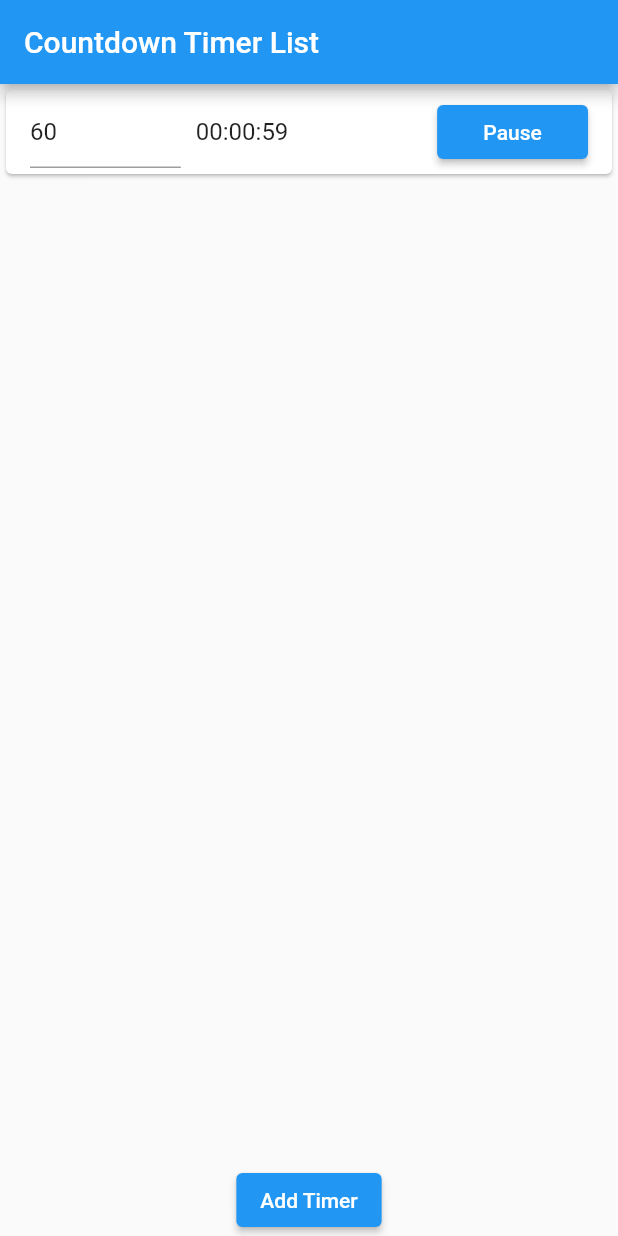
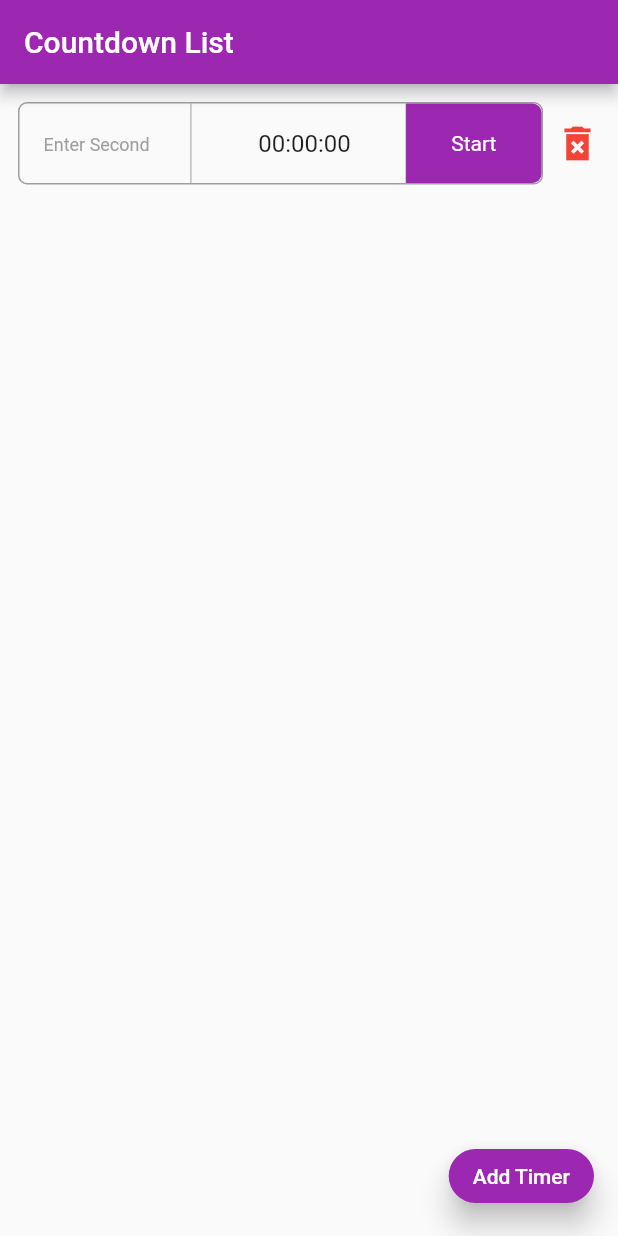
Before and after one commit to csaurabh9721/assignment_saurabh, a Flutter app: the screen it shows after launch, after a tap on "Add Timer", after a tap on "Start", on a phone screen of 412 x 824 dp. Run offline on Flutter 3.47's test engine with Material 2 defaults, Android fonts, the phone set to English and light mode, and no system bars; our stand-ins replace get.

Commit message:
create count down list

```diff
--- /dev/null
+++ b/lib/controllers/timerCounterControllers/timer_counter_controllers.dart
@@ -0,0 +1,17 @@
+import 'package:flutter/material.dart';
+import 'package:get/get.dart';
+
+import '../../models/timerCounterModel/timer_counter_model.dart';
+
+class TimerCounterController extends GetxController {
+  RxList<TimerData> timers = <TimerData>[].obs;
+
+  void addTimer() {
+   timers.add(TimerData(
+        controller: TextEditingController(),
+        isRunning: false.obs));
+  }
+  void removeTimer(int index) {
+    timers.removeAt(index);
+  }
+}
--- a/lib/main.dart
+++ b/lib/main.dart
@@ -1,16 +1,13 @@
-import 'dart:async';
+import 'package:flutter/material.dart';
+import 'package:flutter/services.dart';
+import 'package:get/get.dart';
 
-import 'package:flutter/material.dart';
+import 'ui/timeCounter/timer_counter.dart';
 
-void main() {
+void main() async {
+  WidgetsFlutterBinding.ensureInitialized();
+  SystemChrome.setPreferredOrientations([DeviceOrientation.portraitUp]);
   runApp(const MyApp());
-}
-
-class TimerData {
-  int seconds;
-  bool isRunning;
-
-  TimerData(this.seconds, this.isRunning);
 }
 
 class MyApp extends StatelessWidget {
@@ -18,174 +15,10 @@ class MyApp extends StatelessWidget {
 
   @override
   Widget build(BuildContext context) {
-    return MaterialApp(
-      title: 'Countdown Timer List',
-      theme: ThemeData(
-        primarySwatch: Colors.blue,
-      ),
-      home: const TimerListScreen(),
+    return  GetMaterialApp(
+      title: 'Countdown Timer',
+      debugShowCheckedModeBanner: false,
+      home: TimeCounter(),
     );
   }
 }
-
-class TimerListScreen extends StatefulWidget {
-  const TimerListScreen({super.key});
-
-  @override
-  State<TimerListScreen> createState() => _TimerListScreenState();
-}
-
-class _TimerListScreenState extends State<TimerListScreen> {
-  List<TimerData> timers = [];
-
-  @override
-  Widget build(BuildContext context) {
-    return Scaffold(
-      appBar: AppBar(
-        title: const Text('Countdown Timer List'),
-      ),
-      body: Column(
-        children: [
-          Expanded(
-            child: ListView.builder(
-              itemCount: timers.length,
-              itemBuilder: (context, index) {
-                return TimerListItem(
-                  timerData: timers[index],
-                  onStartPause: () {
-                    setState(() {
-                      timers[index].isRunning = !timers[index].isRunning;
-                    });
-                  },
-                  onTimeChanged: (int newTime) {
-                    setState(() {
-                      timers[index].seconds = newTime;
-                    });
-                  },
-                );
-              },
-            ),
-          ),
-          ElevatedButton(
-            onPressed: () {
-              setState(() {
-                timers.add(TimerData(60, false));
-              });
-            },
-            child: const Text('Add Timer'),
-          ),
-        ],
-      ),
-    );
-  }
-}
-
-class TimerListItem extends StatefulWidget {
-  final TimerData timerData;
-  final Function() onStartPause;
-  final Function(int) onTimeChanged;
-
-  TimerListItem({
-    required this.timerData,
-    required this.onStartPause,
-    required this.onTimeChanged,
-  });
-
-  @override
-  _TimerListItemState createState() => _TimerListItemState();
-}
-
-class _TimerListItemState extends State<TimerListItem> {
-  late int hours;
-  late int minutes;
-  late int seconds;
-  late bool isRunning;
-
-  late TextEditingController _controller;
-   Timer? _timer;
-
-  @override
-  void initState() {
-    super.initState();
-    _controller = TextEditingController();
-    hours = widget.timerData.seconds ~/ 3600;
-    minutes = (widget.timerData.seconds % 3600) ~/ 60;
-    seconds = widget.timerData.seconds % 60;
-    isRunning = widget.timerData.isRunning;
-    _controller.text = widget.timerData.seconds.toString();
-
-    _timer = Timer.periodic(Duration(seconds: 1), (timer) {
-      if (isRunning && widget.timerData.seconds > 0) {
-        setState(() {
-          widget.timerData.seconds--;
-          hours = widget.timerData.seconds ~/ 3600;
-          minutes = (widget.timerData.seconds % 3600) ~/ 60;
-          seconds = widget.timerData.seconds % 60;
-        });
-      }
-    });
-  }
-
-  void _updateTime() {
-    int newTime = hours * 3600 + minutes * 60 + seconds;
-    widget.onTimeChanged(newTime);
-  }
-
-  @override
-  Widget build(BuildContext context) {
-    return Card(
-      child: ListTile(
-        title: Row(
-          children: [
-            Expanded(
-              flex: 2,
-              child: TextField(
-                controller: _controller,
-                keyboardType: TextInputType.number,
-                onChanged: (value) {
-                  if (int.tryParse(value) != null) {
-                    setState(() {
-                      _controller.text = value;
-                      hours = int.parse(value) ~/ 3600;
-                      minutes = (int.parse(value) % 3600) ~/ 60;
-                      seconds = int.parse(value) % 60;
-                    });
-                    _updateTime();
-                  }
-                },
-              ),
-            ),
-            SizedBox(width: 10),
-            Expanded(
-              flex: 3,
-              child: Text(
-                '${hours.toString().padLeft(2, '0')}:${minutes.toString().padLeft(2, '0')}:${seconds.toString().padLeft(2, '0')}',
-                style: TextStyle(fontSize: 16),
-              ),
-            ),
-            SizedBox(width: 10),
-            Expanded(
-              flex: 2,
-              child: ElevatedButton(
-                onPressed: () {
-                  setState(() {
-                    isRunning = !isRunning;
-                  });
-                  widget.onStartPause();
-                },
-                child: Text(isRunning ? 'Pause' : 'Start'),
-              ),
-            ),
-          ],
-        ),
-      ),
-    );
-  }
-
-  @override
-  void dispose() {
-    _controller.dispose();
-    _timer!.cancel(); // Cancel the timer to avoid memory leaks
-    super.dispose();
-  }
-}
--- /dev/null
+++ b/lib/models/timerCounterModel/timer_counter_model.dart
@@ -0,0 +1,8 @@
+import 'package:flutter/cupertino.dart';
+import 'package:get/get.dart';
+
+class TimerData {
+  TextEditingController controller;
+  RxBool isRunning = false.obs;
+  TimerData({required this.controller, required this.isRunning});
+}
--- /dev/null
+++ b/lib/ui/timeCounter/timer_counter.dart
@@ -0,0 +1,60 @@
+import 'package:flutter/material.dart';
+import 'package:get/get.dart';
+import 'package:timer_test/ui/timeCounter/widgets/counter_list.dart';
+import '../../controllers/timerCounterControllers/timer_counter_controllers.dart';
+
+class TimeCounter extends StatelessWidget {
+  TimeCounter({super.key});
+
+  final TimerCounterController _timerCounterController =
+      Get.put(TimerCounterController());
+
+  @override
+  Widget build(BuildContext context) {
+    return Scaffold(
+      appBar: AppBar(
+        backgroundColor: Colors.purple,
+        title: const Text('Countdown List'),
+      ),
+      body: Obx(
+        () => _timerCounterController.timers.isNotEmpty
+            ? ListView.separated(
+                padding: const EdgeInsets.all(12),
+                physics: const BouncingScrollPhysics(),
+                itemCount: _timerCounterController.timers.length,
+                itemBuilder: (context, index) {
+                  return CounterList(
+                    index: index,
+                  );
+                },
+                separatorBuilder: (BuildContext context, int index) {
+                  return const SizedBox(
+                    height: 12,
+                  );
+                },
+              )
+            : const Center(
+                child: Text(
+                  'Please Add Timer',
+                  style: TextStyle(
+                    color: Colors.grey,
+                  ),
+                ),
+              ),
+      ),
+      floatingActionButton: ElevatedButton(
+        onPressed: _timerCounterController.addTimer,
+        style: ElevatedButton.styleFrom(
+          shape: RoundedRectangleBorder(
+            borderRadius:
+                BorderRadius.circular(25.0), // Adjust the radius as needed
+          ),
+          backgroundColor: Colors.purple,
+          elevation: 8,
+          shadowColor: Colors.black,
+        ),
+        child: const Text('Add Timer'),
+      ),
+    );
+  }
+}
--- /dev/null
+++ b/lib/ui/timeCounter/widgets/counter_list.dart
@@ -0,0 +1,179 @@
+import 'dart:async';
+import 'package:flutter/material.dart';
+import 'package:get/get.dart';
+import '../../../controllers/timerCounterControllers/timer_counter_controllers.dart';
+
+class CounterList extends StatefulWidget {
+  final int index;
+
+  const CounterList({
+    super.key,
+    required this.index,
+  });
+
+  @override
+  State<CounterList> createState() => _CounterListState();
+}
+
+class _CounterListState extends State<CounterList> {
+  final TimerCounterController _timerCounterController = Get.find();
+  RxInt hours = 0.obs;
+  RxInt minutes = 0.obs;
+  RxInt seconds = 0.obs;
+  Timer? _timer;
+  int inputSecond = 0;
+
+  @override
+  void dispose() {
+    if (_timer != null) {
+      _timer!.cancel();
+    }
+    super.dispose();
+  }
+
+  @override
+  Widget build(BuildContext context) {
+    return Obx(
+      () => Row(
+        children: [
+          Expanded(
+            child: Container(
+              height: 55,
+              padding: const EdgeInsets.only(left: 16),
+              decoration: BoxDecoration(
+                borderRadius: BorderRadius.circular(6),
+                border: Border.all(color: Colors.grey),
+              ),
+              child: Row(
+                children: [
+                  Expanded(
+                    flex: 2,
+                    child: TextField(
+                      controller: _timerCounterController
+                          .timers[widget.index].controller,
+                      keyboardType: TextInputType.number,
+                      onChanged: _onChange,
+                      decoration: const InputDecoration(
+                        border: InputBorder.none,
+                        hintText: "Enter Second",
+                        hintStyle: TextStyle(
+                          color: Colors.grey,
+                          fontSize: 12,
+                        ),
+                      ),
+                    ),
+                  ),
+                  const VerticalDivider(
+                    color: Colors.grey,
+                  ),
+                  Expanded(
+                    flex: 3,
+                    child: Center(
+                      child: Text(
+                        '${hours.toString().padLeft(2, '0')}:${minutes.toString().padLeft(2, '0')}:${seconds.toString().padLeft(2, '0')}',
+                        style: const TextStyle(fontSize: 16),
+                      ),
+                    ),
+                  ),
+                  const VerticalDivider(
+                    color: Colors.grey,
+                    width: 0,
+                  ),
+                  Expanded(
+                    flex: 2,
+                    child: InkWell(
+                      onTap: _startCountDown,
+                      child: Container(
+                        height: double.infinity,
+                        alignment: Alignment.center,
+                        decoration: const BoxDecoration(
+                          borderRadius: BorderRadius.only(
+                              topRight: Radius.circular(6),
+                              bottomRight: Radius.circular(6)),
+                          color: Colors.purple,
+                        ),
+                        child: Text(
+                          _timerCounterController
+                                  .timers[widget.index].isRunning.value
+                              ? 'Pause'
+                              : 'Start',
+                          style: const TextStyle(
+                            color: Colors.white,
+                          ),
+                        ),
+                      ),
+                    ),
+                  ),
+                ],
+              ),
+            ),
+          ),
+          const SizedBox(
+            width: 8,
+          ),
+          InkWell(
+            onTap: () {
+              if (_timer != null) {
+                _timer!.cancel();
+              }
+              _timerCounterController.removeTimer(widget.index);
+            },
+            child: const Icon(
+              Icons.delete_forever_sharp,
+              color: Colors.red,
+              size: 30,
+            ),
+          ),
+        ],
+      ),
+    );
+  }
+
+  _startCountDown() {
+    if (_timerCounterController
+        .timers[widget.index].controller.text.isNotEmpty) {
+      _timerCounterController.timers[widget.index].isRunning.value =
+          !_timerCounterController.timers[widget.index].isRunning.value;
+      if (_timerCounterController.timers[widget.index].isRunning.value) {
+        _getFormattedTime();
+      } else {
+        _timer!.cancel();
+      }
+    }
+  }
+
+  _getFormattedTime() {
+    hours.value = inputSecond ~/ 3600;
+    minutes.value = (inputSecond % 3600) ~/ 60;
+    seconds.value = inputSecond % 60;
+    _timer = Timer.periodic(const Duration(seconds: 1), (timer) {
+      if (_timerCounterController.timers[widget.index].isRunning.value &&
+          inputSecond > 0) {
+        inputSecond--;
+        hours.value = inputSecond ~/ 3600;
+        minutes.value = (inputSecond % 3600) ~/ 60;
+        seconds.value = inputSecond % 60;
+      }
+    });
+  }
+
+  _onChange(value) {
+    if (_timer != null) {
+      _timer!.cancel();
+    }
+    _timerCounterController.timers[widget.index].isRunning.value = false;
+    if (int.tryParse(value) != null) {
+      int sec = int.parse(value);
+      inputSecond = sec;
+      hours.value = sec ~/ 3600;
+      minutes.value = (sec % 3600) ~/ 60;
+      seconds.value = sec % 60;
+    } else {
+      int sec = 0;
+      inputSecond = sec;
+      hours.value = sec ~/ 3600;
+      minutes.value = (sec % 3600) ~/ 60;
+      seconds.value = sec % 60;
+    }
+  }
+}
--- a/pubspec.yaml
+++ b/pubspec.yaml
@@ -35,6 +35,7 @@ dependencies:
   # The following adds the Cupertino Icons font to your application.
   # Use with the CupertinoIcons class for iOS style icons.
   cupertino_icons: ^1.0.2
+  get: ^4.6.5
 
 dev_dependencies:
   flutter_test:
```
Also changed, not shown: pubspec.lock.
